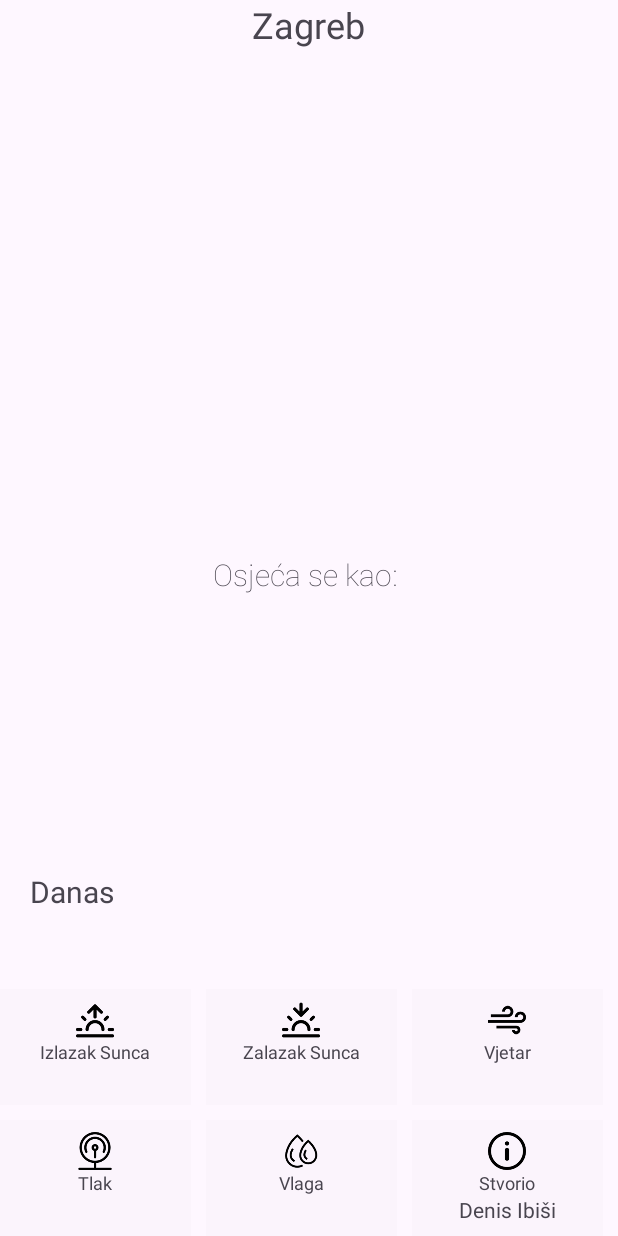
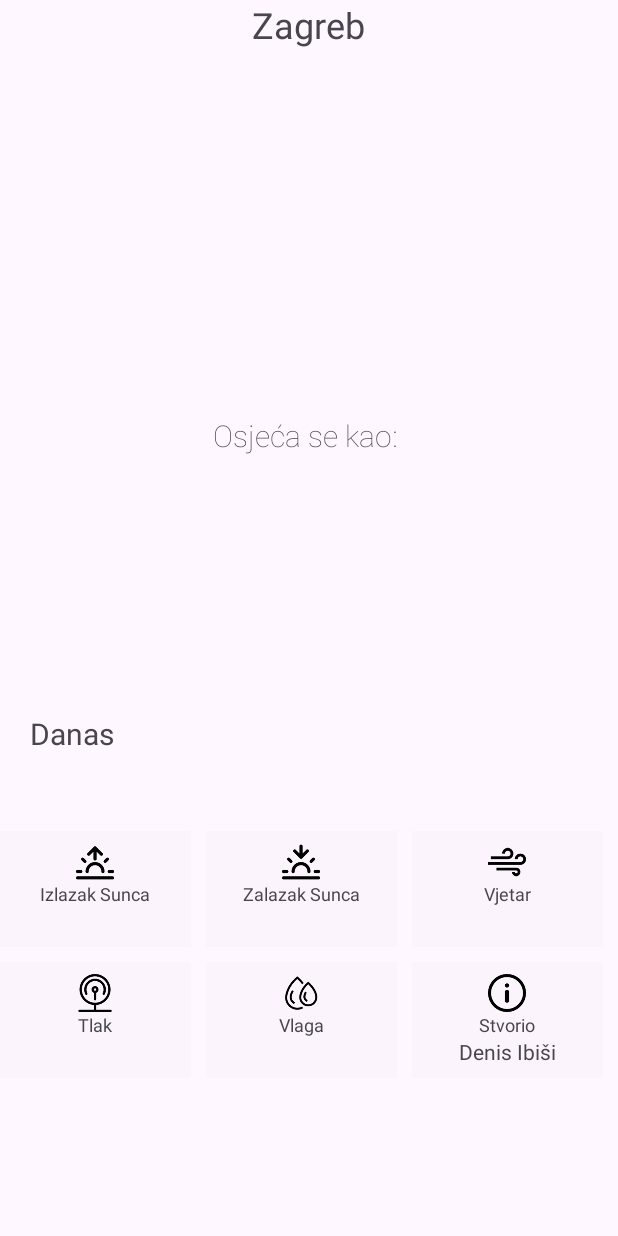
Before and after one commit to Deno234/ProjektPraksa, an Android app: the screen it shows after launch (MainActivity), on a phone screen of 412 x 824 dp. Run offline under Robolectric (Android 15) with nearby library versions, the light colour scheme and no system bars; our stand-ins replace data binding; 4 statements that could not run were skipped.

Commit message:
Dodao ScrollView

```diff
--- a/Projekt/app/src/main/res/layout/fragment_search.xml
+++ b/Projekt/app/src/main/res/layout/fragment_search.xml
@@ -6,7 +6,6 @@
     android:orientation="vertical"
     tools:context=".SearchFragment">
 
-    <!-- TODO: Update blank fragment layout -->
     <EditText
         android:id="@+id/search_edit_text"
         android:layout_width="match_parent"
--- a/Projekt/app/src/main/res/layout/home_fragment.xml
+++ b/Projekt/app/src/main/res/layout/home_fragment.xml
@@ -10,9 +10,14 @@
             type="com.example.aplikacijazaprognozuvremena.homeview.HomeFragmentModel" />
     </data>
 
+    <ScrollView
+        android:layout_width="match_parent"
+        android:layout_height="match_parent"
+        android:fillViewport="true">
+
     <RelativeLayout
         android:layout_width="match_parent"
-        android:layout_height="match_parent"
+        android:layout_height="wrap_content"
         tools:context="com.example.aplikacijazaprognozuvremenea.HomeFragment">
 
         <LinearLayout
@@ -47,9 +52,10 @@
         <LinearLayout
             android:id="@+id/currTempContainer"
             android:layout_width="match_parent"
-            android:layout_height="match_parent"
-            android:layout_above="@id/forecastContainer"
+            android:layout_height="wrap_content"
             android:layout_below="@id/addressContainer"
+            android:layout_centerInParent="true"
+            android:layout_marginTop="80dp"
             android:gravity="center"
             android:orientation="vertical">
 
@@ -99,8 +105,8 @@
             android:id="@+id/forecastContainer"
             android:layout_width="match_parent"
             android:layout_height="wrap_content"
-            android:layout_above="@id/detailsContainer"
-            android:layout_marginBottom="40dp"
+            android:layout_below="@id/currTempContainer"
+            android:layout_marginTop="160dp"
             android:orientation="vertical">
 
             <LinearLayout
@@ -160,7 +166,8 @@
             android:id="@+id/detailsContainer"
             android:layout_width="match_parent"
             android:layout_height="wrap_content"
-            android:layout_alignParentBottom="true"
+            android:layout_below="@id/forecastContainer"
+            android:layout_marginTop="40dp"
             android:orientation="vertical">
 
             <LinearLayout
@@ -403,4 +410,6 @@
 
     </RelativeLayout>
 
+    </ScrollView>
+
 </layout>
```
